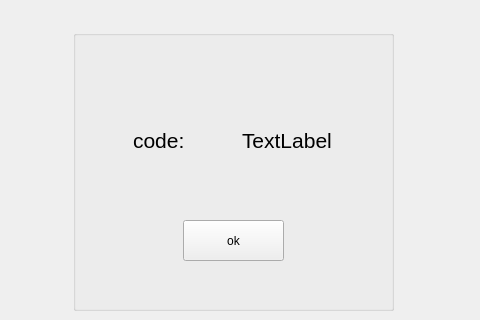
The window that entername2/entrycode.ui (Parsa20231401/FAZE1.0) describes before a commit, drawn with Qt 5; both pictures show x 167 to 647 and y 0 to 320 of the 800 by 600 pixel window.
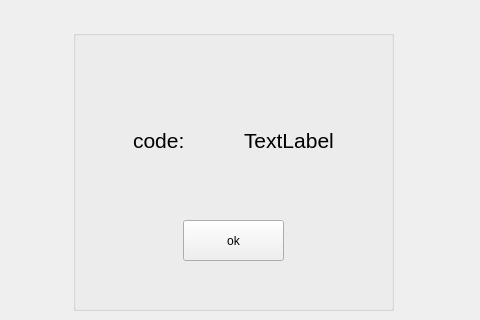
The same window after the commit.

```diff
--- a/entername2/entrycode.ui
+++ b/entername2/entrycode.ui
@@ -59,7 +59,7 @@
       <rect>
        <x>60</x>
        <y>70</y>
-       <width>211</width>
+       <width>215</width>
        <height>81</height>
       </rect>
      </property>
```
Left out of the diff: 8 changed lines with no effect on the pictures.
